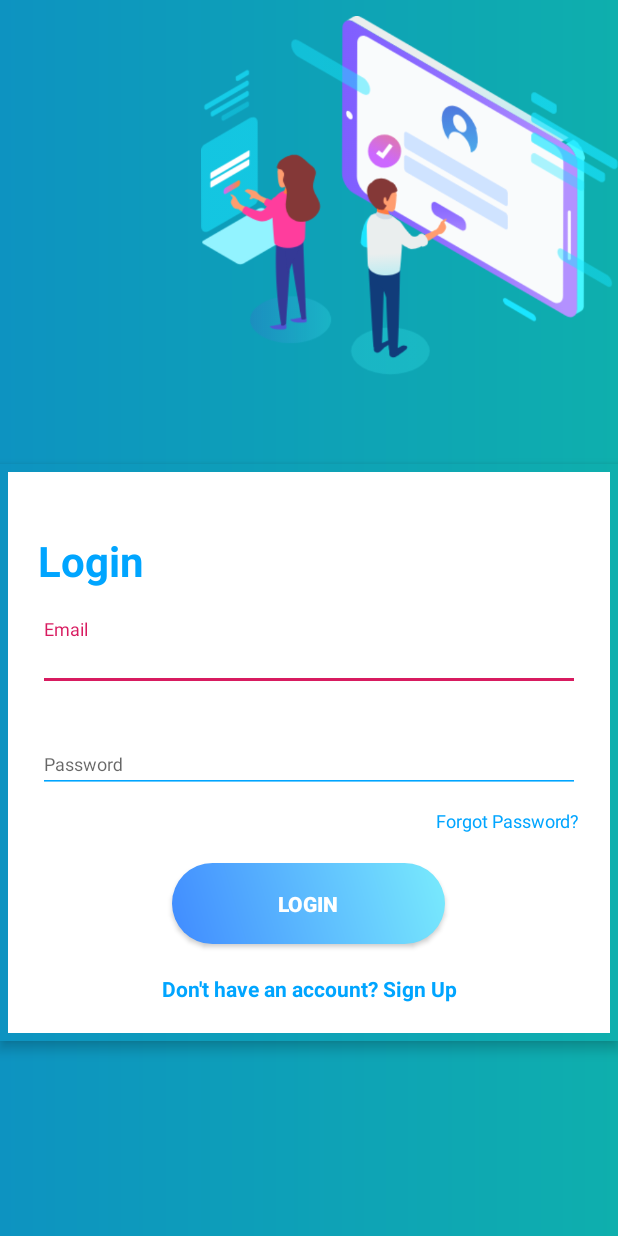
After one commit to havefun77612/Attendance-System, an Android app: the layout image_main.xml on its own in the app's theme, with its tools: preview values and no code run, on a phone screen of 412 x 824 dp. The commit adds this screen. Run offline under Robolectric (Android 15) with nearby library versions, the phone set to English and light mode, and no system bars.

Commit message:
Adding a login page

```diff
--- a/app/src/main/java/com/havefun/attendancesystem/Login.java
+++ b/app/src/main/java/com/havefun/attendancesystem/Login.java
@@ -11,9 +11,6 @@ import android.widget.FrameLayout;
 import android.widget.ProgressBar;
 import android.widget.TextView;
 
-import androidx.annotation.NonNull;
-import androidx.appcompat.app.AppCompatActivity;
-
 import com.google.android.gms.tasks.OnCompleteListener;
 import com.google.android.gms.tasks.Task;
 import com.google.firebase.auth.AuthResult;
@@ -23,6 +20,9 @@ import com.shashank.sony.fancytoastlib.FancyToast;
 
 import java.util.regex.Matcher;
 import java.util.regex.Pattern;
+
+import androidx.annotation.NonNull;
+import androidx.appcompat.app.AppCompatActivity;
 
 public class Login extends AppCompatActivity {
     EditText password, email;
@@ -36,7 +36,7 @@ public class Login extends AppCompatActivity {
     @Override
     protected void onCreate(Bundle savedInstanceState) {
         super.onCreate(savedInstanceState);
-        setContentView(R.layout.login);
+        setContentView(R.layout.layout_login);
         initializeVars();
         addVarsListner();
     }
--- /dev/null
+++ b/app/src/main/res/drawable/centre_background.xml
@@ -0,0 +1,21 @@
+<?xml version="1.0" encoding="utf-8"?>
+<shape xmlns:android="http://schemas.android.com/apk/res/android" android:shape="rectangle" >
+    <gradient
+        android:angle="0"
+        android:centerX="0%"
+        android:centerColor="#0D93C1"
+        android:startColor="#0C78D5"
+        android:endColor="#0EAFAD"
+        android:type="linear"
+        />
+    <padding
+        android:left="0dp"
+        android:top="0dp"
+        android:right="0dp"
+        android:bottom="0dp"
+        />
+    <size
+        android:width="270dp"
+        android:height="60dp"
+        />
+</shape>
--- /dev/null
+++ b/app/src/main/res/drawable/centre_button.xml
@@ -0,0 +1,24 @@
+<?xml version="1.0" encoding="utf-8"?>
+<shape xmlns:android="http://schemas.android.com/apk/res/android" android:shape="rectangle" >
+    <corners
+        android:radius="26dp"
+        />
+    <gradient
+        android:angle="0"
+        android:centerX="0%"
+        android:centerColor="#0D93C2"
+        android:startColor="#0C74D9"
+        android:endColor="#0EB3AA"
+        android:type="linear"
+        />
+    <padding
+        android:left="0dp"
+        android:top="0dp"
+        android:right="0dp"
+        android:bottom="0dp"
+        />
+    <size
+        android:width="182dp"
+        android:height="40dp"
+        />
+</shape>
--- /dev/null
+++ b/app/src/main/res/drawable/ic_login_bk.xml
@@ -0,0 +1,17 @@
+<vector xmlns:android="http://schemas.android.com/apk/res/android"
+    android:width="425dp"
+    android:height="168dp"
+    android:viewportWidth="425.332"
+    android:viewportHeight="168.0">
+
+    <path
+        android:pathData="M425.33,70.78S352.76,155.62 225.1,96.65 67.19,123.13 0,91.84L0,166.44L425.33,166.44Z"
+        android:fillAlpha="0.1"
+        android:fillColor="#fff"
+        android:strokeAlpha="0.1"/>
+    <path
+        android:pathData="M5.22,97.18s57.02,-59.98 162.55,0c72.29,41.08 101.72,-2.45 155.4,-24.52 24.72,-10.16 64.44,-5.91 100.36,20.21 0.65,1.91 -2.77,75.13 -2.77,75.13L5.22,168Z"
+        android:fillColor="#fff"
+        android:strokeAlpha="0.1"
+        android:fillAlpha="0.1"/>
+</vector>
--- /dev/null
+++ b/app/src/main/res/drawable/login_button_bk.xml
@@ -0,0 +1,17 @@
+<?xml version="1.0" encoding="utf-8"?>
+<shape xmlns:android="http://schemas.android.com/apk/res/android" android:shape="rectangle" >
+    <corners
+        android:radius="27dp"
+        />
+    <gradient
+        android:angle="45"
+        android:centerX="35%"
+        android:startColor="#408bff"
+        android:endColor="#79EBFD"
+        android:type="linear"
+        />
+    <size
+        android:width="182dp"
+        android:height="54dp"
+        />
+</shape>
--- /dev/null
+++ b/app/src/main/res/drawable/login_shape_bk.xml
@@ -0,0 +1,16 @@
+<?xml version="1.0" encoding="utf-8"?>
+<shape xmlns:android="http://schemas.android.com/apk/res/android" android:shape="rectangle" >
+    <corners
+        android:bottomLeftRadius="27dp"
+        android:bottomRightRadius="27dp"
+        android:topLeftRadius="0dp"
+        android:topRightRadius="0dp"
+        />
+    <solid
+        android:color="#00a5ff"
+        />
+    <size
+        android:width="182dp"
+        android:height="54dp"
+        />
+</shape>
--- /dev/null
+++ b/app/src/main/res/layout/image_main.xml
@@ -0,0 +1,57 @@
+<?xml version="1.0" encoding="utf-8"?>
+<androidx.coordinatorlayout.widget.CoordinatorLayout xmlns:android="http://schemas.android.com/apk/res/android"
+    xmlns:app="http://schemas.android.com/apk/res-auto"
+    xmlns:tools="http://schemas.android.com/tools"
+    android:layout_width="match_parent"
+    android:layout_height="match_parent"
+    android:fitsSystemWindows="true"
+    android:background="@drawable/centre_background"
+    tools:context="com.havefun.attendancesystem.Login">
+
+    <com.google.android.material.appbar.AppBarLayout
+        android:id="@+id/app_bar"
+        android:layout_width="match_parent"
+        android:layout_height="@dimen/form_app_bar_height"
+        android:fitsSystemWindows="true"
+        android:theme="@style/AppTheme.AppBarOverlay"
+        android:background="@drawable/centre_background">
+
+        <com.google.android.material.appbar.CollapsingToolbarLayout
+            android:id="@+id/toolbar_layout"
+            android:layout_width="match_parent"
+            android:layout_height="match_parent"
+            android:fitsSystemWindows="true"
+            app:contentScrim="?attr/colorPrimary"
+            app:layout_scrollFlags="scroll|exitUntilCollapsed">
+
+            <RelativeLayout
+                android:layout_width="match_parent"
+                android:layout_height="match_parent"
+                android:background="@drawable/centre_background">
+
+                <ImageView
+                    android:layout_width="wrap_content"
+                    android:layout_height="wrap_content"
+                    android:layout_alignParentEnd="true"
+                    android:layout_alignParentRight="true"
+                    android:layout_alignParentBottom="true"
+                    android:layout_marginTop="10dp"
+                    android:adjustViewBounds="true"
+                    android:cropToPadding="true"
+                    android:src="@drawable/enquiry_bk" />
+
+            </RelativeLayout>
+
+            <androidx.appcompat.widget.Toolbar
+                android:id="@+id/toolbar"
+                android:layout_width="match_parent"
+                android:layout_height="?attr/actionBarSize"
+                app:layout_collapseMode="pin"
+                app:popupTheme="@style/AppTheme.PopupOverlay" />
+
+        </com.google.android.material.appbar.CollapsingToolbarLayout>
+    </com.google.android.material.appbar.AppBarLayout>
+
+    <include layout="@layout/layout_login" />
+
+</androidx.coordinatorlayout.widget.CoordinatorLayout>
--- /dev/null
+++ b/app/src/main/res/layout/layout_login.xml
@@ -0,0 +1,87 @@
+<?xml version="1.0" encoding="utf-8"?>
+<androidx.core.widget.NestedScrollView xmlns:android="http://schemas.android.com/apk/res/android"
+    xmlns:app="http://schemas.android.com/apk/res-auto"
+    xmlns:tools="http://schemas.android.com/tools"
+    style="@style/loginCard"
+    app:cardCornerRadius="@dimen/loginCardRadius"
+    android:elevation="5dp"
+    android:layout_gravity="center"
+    android:layout_marginTop="200dp"
+    android:layout_marginBottom="@dimen/loginViewsMargin"
+    tools:showIn="@layout/image_main"
+    android:background="@drawable/centre_background">
+
+
+
+    <LinearLayout
+        style="@style/linearParent"
+        android:layout_gravity="center"
+        android:padding="@dimen/loginViewsMargin"
+        android:background="#ffffff"
+
+
+        android:layout_marginTop="10dp"
+        android:layout_margin="5dp"
+
+
+
+        >
+
+        <TextView
+            style="@style/headerTextPrimary"
+            android:text="Login"
+            android:layout_marginTop="@dimen/loginViewsMargin"/>
+
+        <com.google.android.material.textfield.TextInputLayout
+            android:id="@+id/textInputEmail"
+            style="@style/parent"
+            android:layout_marginTop="@dimen/loginViewsMargin">
+            <EditText
+                android:id="@+id/email"
+                style="@style/modifiedEditText"
+                android:inputType="textEmailAddress"
+                android:maxLines="1"
+                android:hint="@string/login_email_hint"/>
+        </com.google.android.material.textfield.TextInputLayout>
+
+        <com.google.android.material.textfield.TextInputLayout
+            android:id="@+id/textInputPassword"
+            style="@style/parent"
+            android:layout_marginTop="@dimen/loginViewsMargin">
+            <EditText
+                android:id="@+id/password"
+                style="@style/modifiedEditText"
+                android:hint="@string/login_password_hint"
+                android:maxLines="1"
+                android:inputType="textPassword"/>
+        </com.google.android.material.textfield.TextInputLayout>
+
+        <TextView
+            style="@style/viewParent"
+            android:text="Forgot Password?"
+            android:textColor="@color/primaryTextColor"
+            android:textSize="@dimen/newsMoreTextSize"
+            android:layout_gravity="end"
+            android:onClick="viewForgotPAssword"
+            android:layout_marginTop="10dp"/>
+
+        <Button
+            android:id="@+id/loginbtn"
+            style="@style/loginButton"
+            android:text="Login"
+            android:layout_gravity="center_horizontal"
+            android:layout_marginTop="@dimen/loginViewsMargin"/>
+
+        <TextView
+            android:id="@+id/gotosginupbtn"
+            style="@style/parent"
+            android:layout_marginTop="@dimen/loginViewsMargin"
+            android:onClick="viewRegisterClicked"
+            android:text="@string/login_signup_hint"
+            android:textAlignment="center"
+            android:textColor="@color/primaryTextColor"
+            android:textStyle="bold" />
+
+
+    </LinearLayout>
+</androidx.core.widget.NestedScrollView>
--- a/app/src/main/res/values/colors.xml
+++ b/app/src/main/res/values/colors.xml
@@ -260,6 +260,7 @@
     <color name="profileBackground">#fff</color>
     <color name="blackTextColor">#000</color>
     <color name="profileEditTextColor">#707070</color>
+    <color name="primaryTextColor">#00a5ff</color>
     <array name="array_dot_active">
         <item>#f98da5</item>
         <item>#8cf9eb</item>
--- /dev/null
+++ b/app/src/main/res/values/dimens.xml
@@ -0,0 +1,11 @@
+<resources>
+    <!--dimes for design 3-->
+    <dimen name="headerTextSize">22sp</dimen>
+    <dimen name="newsMoreTextSize">12sp</dimen>
+    <dimen name="loginCardRadius">20dp</dimen>
+    <dimen name="loginViewsMargin">20dp</dimen>
+
+    <dimen name="signup_text_margin_top">10dp</dimen>
+    <dimen name="form_app_bar_height">250dp</dimen>
+
+</resources>
--- a/app/src/main/res/values/strings.xml
+++ b/app/src/main/res/values/strings.xml
@@ -11,4 +11,7 @@
     <string name="fb_login_protocol_scheme">fb404803516860794</string>
     <string name="title_activity_profile">Profile</string>
     <string name="action_settings">Settings</string>
+    <string name="login_signup_hint">Don\'t have an account? Sign Up</string>
+    <string name="login_email_hint">Email</string>
+    <string name="login_password_hint">Password</string>
 </resources>
--- a/app/src/main/res/values/styles.xml
+++ b/app/src/main/res/values/styles.xml
@@ -66,6 +66,22 @@
         <item name="android:layout_alignParentTop">true</item>
         <item name="android:layout_alignParentLeft">true</item>
     </style>
+    <style name="loginCard" parent="parent"></style>
+    <style name="linearParent" parent="parent">
+        <item name="android:orientation">vertical</item>
+    </style>
+    <style name="headerTextPrimary" parent="headerText">
+        <item name="android:textColor">@color/primaryTextColor</item>
+    </style>
+    <style name="loginButton" parent="viewParent">
+        <item name="android:background">@drawable/login_button_bk</item>
+        <item name="android:textColor">@color/whiteTextColor</item>
+        <item name="android:textStyle">bold</item>
+    </style>
+    <style name="modifiedEditText" parent="parent">
+        <item name="android:textSize">@dimen/newsMoreTextSize</item>
+        <item name="android:backgroundTint">@color/primaryTextColor</item>
+    </style>
 
     <style name="profileDetailsTextMain" parent="viewParent">
         <item name="android:textColor">@color/blackTextColor</item>
```
Also changed, not shown: app/src/main/res/drawable/enquiry_bk.png (added).
